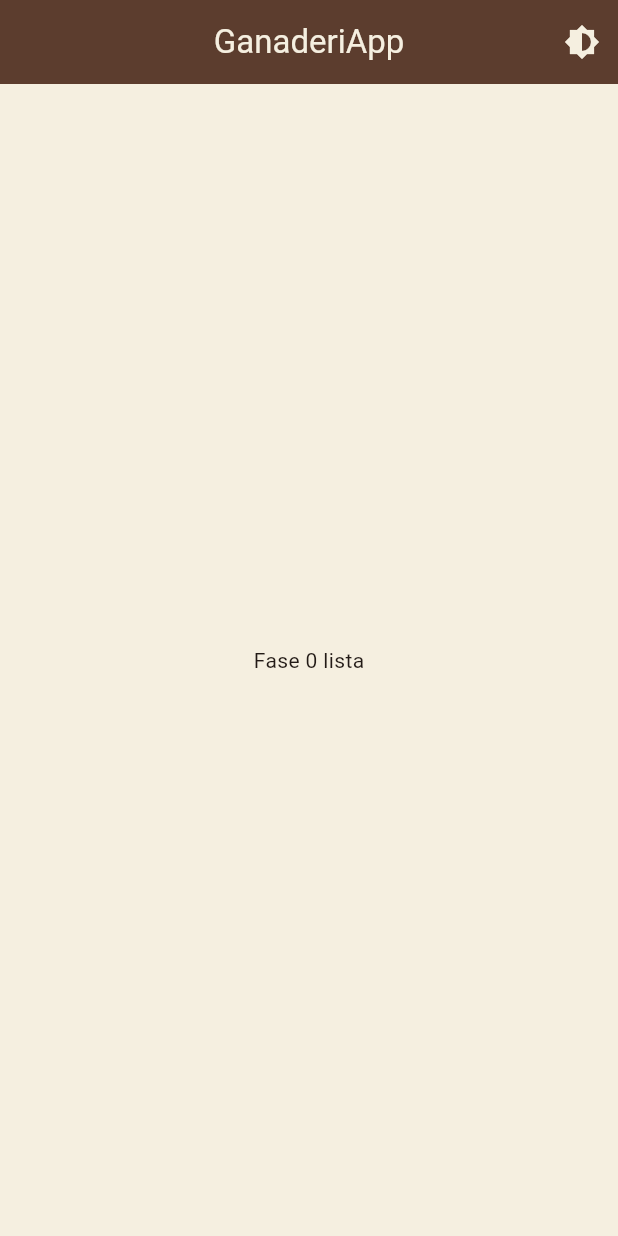
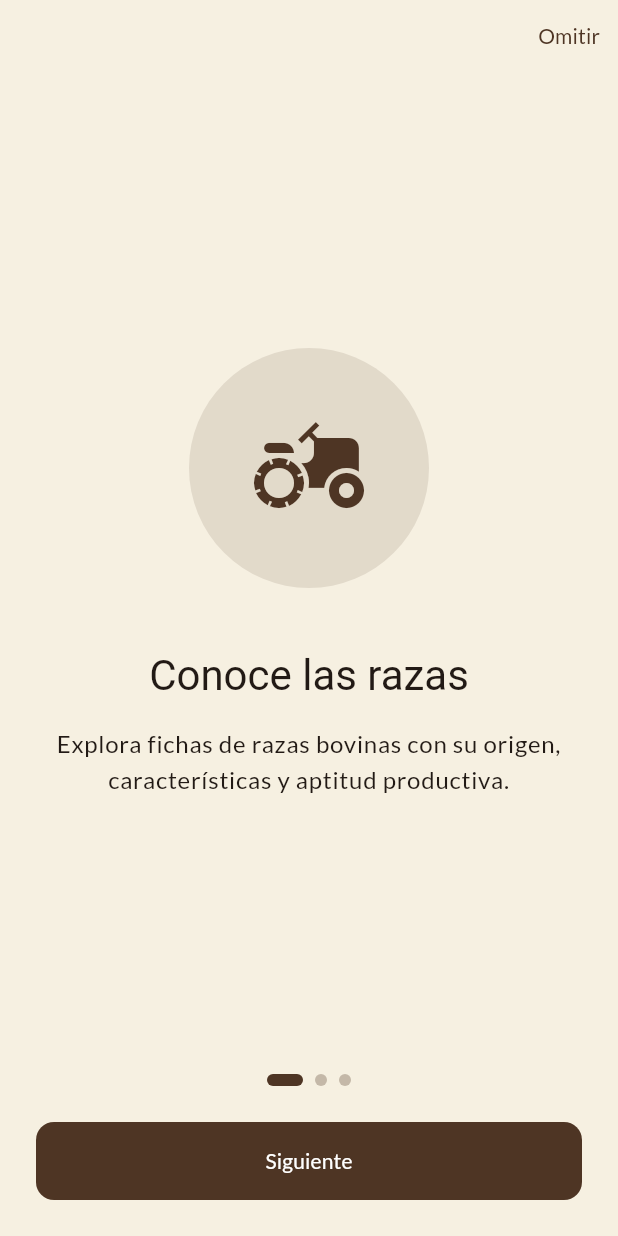
Before and after one commit to JuanRM17/proyecto_final, a Flutter app: the screen it shows after launch, on a phone screen of 412 x 824 dp. Run offline on Flutter 3.47's test engine with Material 3 defaults, Android fonts, the phone set to English and light mode, and no system bars; our stand-ins replace firebase_core, flutter_riverpod, go_router, shared_preferences; accounts and stored records are empty; Roboto replaces fonts that are missing (PlayfairDisplay).

Commit message:
Fuentes y onboarding

```diff
--- a/lib/core/router/app_router.dart
+++ b/lib/core/router/app_router.dart
@@ -2,15 +2,29 @@ import 'package:flutter_riverpod/flutter_riverpod.dart';
 import 'package:go_router/go_router.dart';
 
 import '../../features/home/presentation/home_shell.dart';
+import '../../features/onboarding/presentation/onboarding_screen.dart';
+import '../../features/onboarding/providers/onboarding_provider.dart';
 
 final routerProvider = Provider<GoRouter>((ref) {
   return GoRouter(
     initialLocation: '/',
+    redirect: (context, state) {
+      final seen = ref.read(onboardingSeenProvider);
+      final goingToOnboarding = state.matchedLocation == '/onboarding';
+
+      if (!seen && !goingToOnboarding) return '/onboarding';
+      if (seen && goingToOnboarding) return '/';
+      return null;
+    },
     routes: [
       GoRoute(
         path: '/',
         builder: (context, state) => const HomeShell(),
       ),
+      GoRoute(
+        path: '/onboarding',
+        builder: (context, state) => const OnboardingScreen(),
+      ),
     ],
   );
 });
--- /dev/null
+++ b/lib/core/services/preferences_provider.dart
@@ -0,0 +1,6 @@
+import 'package:flutter_riverpod/flutter_riverpod.dart';
+import 'package:shared_preferences/shared_preferences.dart';
+
+final sharedPreferencesProvider = Provider<SharedPreferences>((ref) {
+  throw UnimplementedError('Se inyecta en main.dart');
+});
--- a/lib/core/theme/app_colors.dart
+++ b/lib/core/theme/app_colors.dart
@@ -3,9 +3,11 @@ import 'package:flutter/material.dart';
 class AppColors {
   AppColors._();
 
-  static const leather = Color(0xFF5C3D2E); // cuero
-  static const olive = Color(0xFF6B7B4B); // verde olivo
-  static const cream = Color(0xFFF5EFE0); // crema
-  static const gold = Color(0xFFB8913B); // dorado envejecido
-  static const night = Color(0xFF1E1A16); // fondo oscuro
+  static const leather = Color(0xFF4E3524);   // cuero oscuro
+  static const olive = Color(0xFF5E6B3F);     // verde olivo
+  static const cream = Color(0xFFF6F0E1);     // crema
+  static const parchment = Color(0xFFEADFC4); // pergamino (tarjetas)
+  static const gold = Color(0xFFB8913B);      // dorado envejecido
+  static const night = Color(0xFF1C1713);     // fondo oscuro
+  static const nightSurface = Color(0xFF2A231C);
 }
--- a/lib/core/theme/app_theme.dart
+++ b/lib/core/theme/app_theme.dart
@@ -4,8 +4,13 @@ import 'app_colors.dart';
 class AppTheme {
   AppTheme._();
 
+  static const _serif = 'PlayfairDisplay';
+  static const _sans = 'Lato';
+
   static ThemeData get light => _build(Brightness.light);
   static ThemeData get dark => _build(Brightness.dark);
+
+  static TextStyle? _s(TextStyle? style) => style?.copyWith(fontFamily: _serif);
 
   static ThemeData _build(Brightness brightness) {
     final isLight = brightness == Brightness.light;
@@ -14,17 +19,58 @@ class AppTheme {
       seedColor: AppColors.leather,
       brightness: brightness,
       primary: isLight ? AppColors.leather : AppColors.gold,
-      secondary: isLight ? AppColors.olive : AppColors.olive,
+      secondary: AppColors.olive,
+      surface: isLight ? AppColors.cream : AppColors.night,
     );
 
-    return ThemeData(
+    final base = ThemeData(
       useMaterial3: true,
       colorScheme: scheme,
+      fontFamily: _sans,
+    );
+
+    final t = base.textTheme;
+    final textTheme = t.copyWith(
+      displayLarge: _s(t.displayLarge),
+      displayMedium: _s(t.displayMedium),
+      displaySmall: _s(t.displaySmall),
+      headlineLarge: _s(t.headlineLarge),
+      headlineMedium: _s(t.headlineMedium),
+      headlineSmall: _s(t.headlineSmall),
+      titleLarge: _s(t.titleLarge),
+    );
+
+    final appBarFg = isLight ? AppColors.cream : AppColors.gold;
+
+    return base.copyWith(
+      textTheme: textTheme,
       scaffoldBackgroundColor: isLight ? AppColors.cream : AppColors.night,
       appBarTheme: AppBarTheme(
         backgroundColor: isLight ? AppColors.leather : AppColors.night,
-        foregroundColor: isLight ? AppColors.cream : AppColors.gold,
+        foregroundColor: appBarFg,
         centerTitle: true,
+        titleTextStyle: TextStyle(
+          fontFamily: _serif,
+          fontSize: 22,
+          fontWeight: FontWeight.bold,
+          color: appBarFg,
+        ),
+      ),
+      cardTheme: CardThemeData(
+        color: isLight ? AppColors.parchment : AppColors.nightSurface,
+        elevation: 2,
+        shape: RoundedRectangleBorder(
+          borderRadius: BorderRadius.circular(16),
+          side: BorderSide(color: AppColors.gold.withValues(alpha: 0.4)),
+        ),
+      ),
+      filledButtonTheme: FilledButtonThemeData(
+        style: FilledButton.styleFrom(
+          minimumSize: const Size.fromHeight(52),
+          shape: RoundedRectangleBorder(
+            borderRadius: BorderRadius.circular(12),
+          ),
+        ),
       ),
     );
   }
--- a/lib/core/theme/theme_provider.dart
+++ b/lib/core/theme/theme_provider.dart
@@ -1,12 +1,22 @@
 import 'package:flutter/material.dart';
 import 'package:flutter_riverpod/flutter_riverpod.dart';
 
+import '../services/preferences_provider.dart';
+
 class ThemeModeNotifier extends Notifier<ThemeMode> {
+  static const _key = 'theme_mode';
+
   @override
-  ThemeMode build() => ThemeMode.light;
+  ThemeMode build() {
+    final saved = ref.read(sharedPreferencesProvider).getString(_key);
+    return saved == 'dark' ? ThemeMode.dark : ThemeMode.light;
+  }
 
   void toggle() {
     state = state == ThemeMode.dark ? ThemeMode.light : ThemeMode.dark;
+    ref
+        .read(sharedPreferencesProvider)
+        .setString(_key, state == ThemeMode.dark ? 'dark' : 'light');
   }
 }
 
--- /dev/null
+++ b/lib/core/utils/responsive.dart
@@ -0,0 +1,45 @@
+import 'package:flutter/material.dart';
+
+enum ScreenSize { mobile, tablet, desktop }
+
+class Breakpoints {
+  Breakpoints._();
+  static const double mobile = 600;
+  static const double tablet = 1024;
+}
+
+extension ResponsiveContext on BuildContext {
+  double get screenWidth => MediaQuery.sizeOf(this).width;
+
+  ScreenSize get screenSize {
+    final w = screenWidth;
+    if (w < Breakpoints.mobile) return ScreenSize.mobile;
+    if (w < Breakpoints.tablet) return ScreenSize.tablet;
+    return ScreenSize.desktop;
+  }
+
+  bool get isMobile => screenSize == ScreenSize.mobile;
+  bool get isDesktop => screenSize == ScreenSize.desktop;
+}
+
+/// Centra el contenido y limita su ancho en pantallas grandes.
+class ResponsiveCenter extends StatelessWidget {
+  const ResponsiveCenter({
+    super.key,
+    required this.child,
+    this.maxWidth = 1100,
+  });
+
+  final Widget child;
+  final double maxWidth;
+
+  @override
+  Widget build(BuildContext context) {
+    return Center(
+      child: ConstrainedBox(
+        constraints: BoxConstraints(maxWidth: maxWidth),
+        child: child,
+      ),
+    );
+  }
+}
--- /dev/null
+++ b/lib/features/onboarding/presentation/onboarding_screen.dart
@@ -0,0 +1,155 @@
+import 'package:flutter/material.dart';
+import 'package:flutter_riverpod/flutter_riverpod.dart';
+import 'package:go_router/go_router.dart';
+
+import '../../../core/utils/responsive.dart';
+import '../providers/onboarding_provider.dart';
+
+class _OnboardingItem {
+  const _OnboardingItem(this.icon, this.title, this.description);
+  final IconData icon;
+  final String title;
+  final String description;
+}
+
+const _items = [
+  _OnboardingItem(
+    Icons.agriculture,
+    'Conoce las razas',
+    'Explora fichas de razas bovinas con su origen, características y aptitud productiva.',
+  ),
+  _OnboardingItem(
+    Icons.medical_services_outlined,
+    'Insumos veterinarios',
+    'Encuentra medicamentos, vacunas y suplementos para el cuidado de tu hato.',
+  ),
+  _OnboardingItem(
+    Icons.notifications_active_outlined,
+    'Pide y mantente al tanto',
+    'Realiza tu pedido y recibe un aviso cuando quede confirmado.',
+  ),
+];
+
+class OnboardingScreen extends ConsumerStatefulWidget {
+  const OnboardingScreen({super.key});
+
+  @override
+  ConsumerState<OnboardingScreen> createState() => _OnboardingScreenState();
+}
+
+class _OnboardingScreenState extends ConsumerState<OnboardingScreen> {
+  final _controller = PageController();
+
+  @override
+  void dispose() {
+    _controller.dispose();
+    super.dispose();
+  }
+
+  Future<void> _finish() async {
+    await ref.read(onboardingSeenProvider.notifier).complete();
+    if (!mounted) return;
+    context.go('/');
+  }
+
+  void _next() {
+    final page = ref.read(onboardingPageProvider);
+    if (page == _items.length - 1) {
+      _finish();
+    } else {
+      _controller.nextPage(
+        duration: const Duration(milliseconds: 350),
+        curve: Curves.easeOut,
+      );
+    }
+  }
+
+  @override
+  Widget build(BuildContext context) {
+    final page = ref.watch(onboardingPageProvider);
+    final isLast = page == _items.length - 1;
+    final scheme = Theme.of(context).colorScheme;
+    final textTheme = Theme.of(context).textTheme;
+
+    return Scaffold(
+      body: SafeArea(
+        child: ResponsiveCenter(
+          maxWidth: 560,
+          child: Column(
+            children: [
+              Align(
+                alignment: Alignment.centerRight,
+                child: TextButton(
+                  onPressed: isLast ? null : _finish,
+                  child: const Text('Omitir'),
+                ),
+              ),
+              Expanded(
+                child: PageView.builder(
+                  controller: _controller,
+                  itemCount: _items.length,
+                  onPageChanged: (i) =>
+                      ref.read(onboardingPageProvider.notifier).set(i),
+                  itemBuilder: (context, index) {
+                    final item = _items[index];
+                    return Padding(
+                      padding: const EdgeInsets.symmetric(horizontal: 32),
+                      child: Column(
+                        mainAxisAlignment: MainAxisAlignment.center,
+                        children: [
+                          CircleAvatar(
+                            radius: 80,
+                            backgroundColor:
+                                scheme.primary.withValues(alpha: 0.12),
+                            child: Icon(item.icon, size: 80, color: scheme.primary),
+                          ),
+                          const SizedBox(height: 40),
+                          Text(
+                            item.title,
+                            textAlign: TextAlign.center,
+                            style: textTheme.headlineMedium,
+                          ),
+                          const SizedBox(height: 16),
+                          Text(
+                            item.description,
+                            textAlign: TextAlign.center,
+                            style: textTheme.bodyLarge,
+                          ),
+                        ],
+                      ),
+                    );
+                  },
+                ),
+              ),
+              Row(
+                mainAxisAlignment: MainAxisAlignment.center,
+                children: List.generate(_items.length, (i) {
+                  final active = i == page;
+                  return AnimatedContainer(
+                    duration: const Duration(milliseconds: 250),
+                    margin: const EdgeInsets.symmetric(horizontal: 4),
+                    width: active ? 24 : 8,
+                    height: 8,
+                    decoration: BoxDecoration(
+                      color: active
+                          ? scheme.primary
+                          : scheme.primary.withValues(alpha: 0.3),
+                      borderRadius: BorderRadius.circular(4),
+                    ),
+                  );
+                }),
+              ),
+              Padding(
+                padding: const EdgeInsets.all(24),
+                child: FilledButton(
+                  onPressed: _next,
+                  child: Text(isLast ? 'Comenzar' : 'Siguiente'),
+                ),
+              ),
+            ],
+          ),
+        ),
+      ),
+    );
+  }
+}
--- /dev/null
+++ b/lib/features/onboarding/providers/onboarding_provider.dart
@@ -0,0 +1,32 @@
+import 'package:flutter_riverpod/flutter_riverpod.dart';
+
+import '../../../core/services/preferences_provider.dart';
+
+/// Si el usuario ya vio el onboarding (persistido).
+class OnboardingSeenNotifier extends Notifier<bool> {
+  static const _key = 'onboarding_seen';
+
+  @override
+  bool build() => ref.read(sharedPreferencesProvider).getBool(_key) ?? false;
+
+  Future<void> complete() async {
+    await ref.read(sharedPreferencesProvider).setBool(_key, true);
+    state = true;
+  }
+}
+
+final onboardingSeenProvider =
+    NotifierProvider<OnboardingSeenNotifier, bool>(OnboardingSeenNotifier.new);
+
+/// Página actual del carrusel (se reinicia al salir de la pantalla).
+class OnboardingPageNotifier extends Notifier<int> {
+  @override
+  int build() => 0;
+
+  void set(int index) => state = index;
+}
+
+final onboardingPageProvider =
+    NotifierProvider.autoDispose<OnboardingPageNotifier, int>(
+  OnboardingPageNotifier.new,
+);
--- a/lib/main.dart
+++ b/lib/main.dart
@@ -1,12 +1,21 @@
 import 'package:flutter/material.dart';
 import 'package:firebase_core/firebase_core.dart';
 import 'package:flutter_riverpod/flutter_riverpod.dart';
+import 'package:shared_preferences/shared_preferences.dart';
 
 import 'app.dart';
+import 'core/services/preferences_provider.dart';
 import 'firebase_options.dart';
 
 Future<void> main() async {
   WidgetsFlutterBinding.ensureInitialized();
   await Firebase.initializeApp(options: DefaultFirebaseOptions.currentPlatform);
-  runApp(const ProviderScope(child: GanaderiApp()));
+  final prefs = await SharedPreferences.getInstance();
+
+  runApp(
+    ProviderScope(
+      overrides: [sharedPreferencesProvider.overrideWithValue(prefs)],
+      child: const GanaderiApp(),
+    ),
+  );
 }
```
Also changed, not shown: pubspec.yaml (+11 -19 lines), assets/fonts/Lato-Bold.ttf (added), assets/fonts/Lato-Regular.ttf (added), assets/fonts/PlayfairDisplay-Bold.ttf (added), assets/fonts/PlayfairDisplay-Regular.ttf (added).
